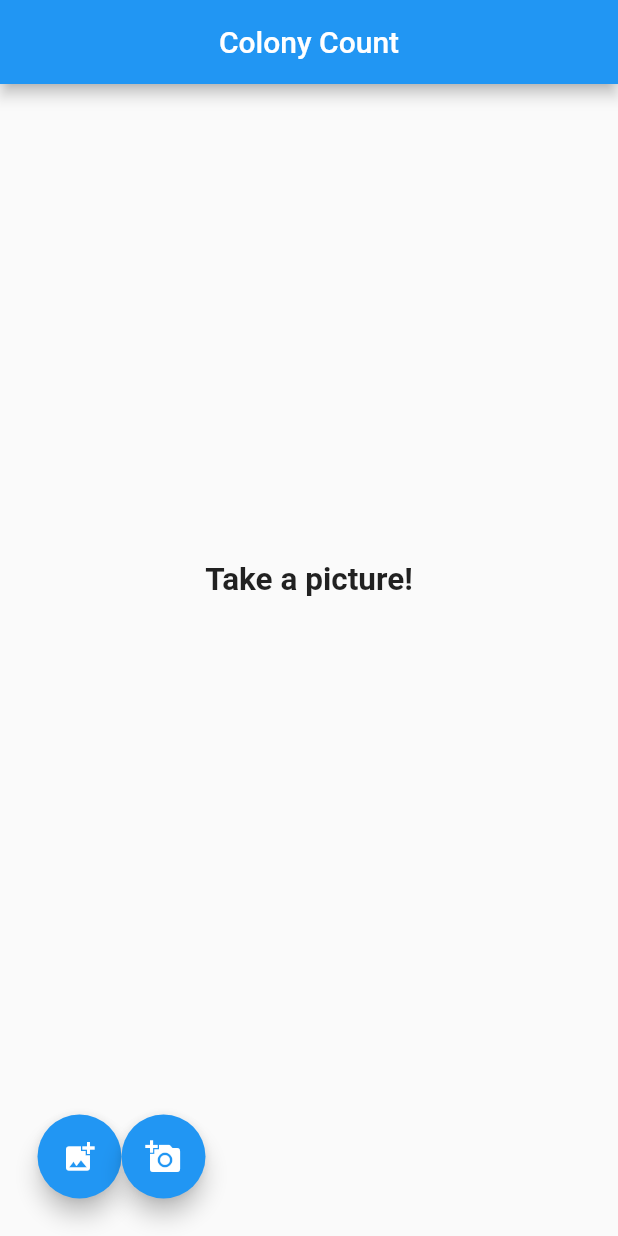
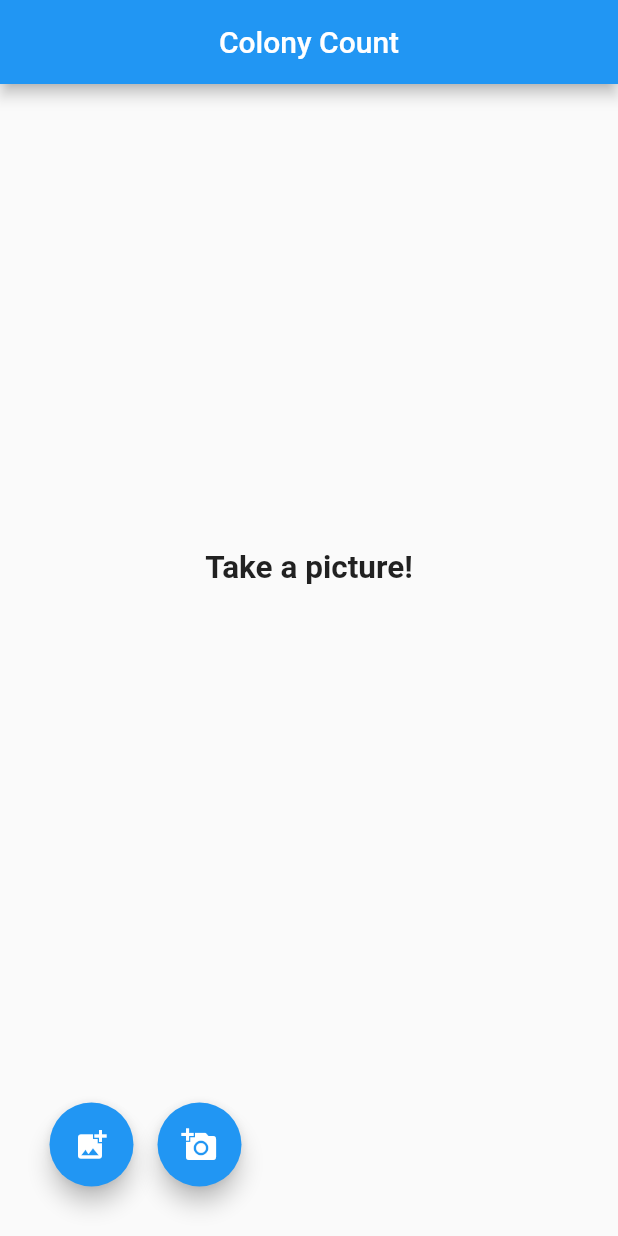
Before and after one commit to chathurach/Colony_Counter, a Flutter app: the screen it shows after launch, after a tap on the "add photo alternate" icon, on a phone screen of 412 x 824 dp. Run offline on Flutter 3.47's test engine with Material 2 defaults, Android fonts, the phone set to English and light mode, and no system bars; our stand-ins replace image_picker; missing offline and left inert: loading_animations, tflite_flutter, tflite_flutter_helper.

Commit message:
added some UI changed with the compute function for calculate the boxes

```diff
--- a/lib/main.dart
+++ b/lib/main.dart
@@ -1,5 +1,4 @@
 import 'dart:async';
-import 'dart:ffi';
 
 import 'package:flutter/foundation.dart';
 import 'package:flutter/material.dart';
@@ -58,17 +57,19 @@ class _HomeState extends State<Home> {
       _image = File(pickedImage.path);
       _imageWidget = Image.file(_image);
       imageInput = img.decodeImage(_image.readAsBytesSync());
-      _imageWidth = imageInput.width.toDouble();
-      _imageHeight = imageInput.height.toDouble();
+      _imageWidth = imageInput.height.toDouble();
+      _imageHeight = imageInput.width.toDouble();
+
       Size imageSize = Size(_imageWidth.toDouble(), _imageHeight.toDouble());
       CameraViewSingleton.inputImageSize = imageSize;
-      double ratio = imageSize.width / imageSize.height;
+      double ratio = imageSize.height / imageSize.width;
       double scWidth = MediaQuery.of(context).size.width;
+
       double scHeigth = scWidth * ratio;
+
       Size screenSize = Size(scWidth, scHeigth);
       CameraViewSingleton.screenSize = screenSize;
-      CameraViewSingleton.ratioY = screenSize.width / imageSize.height;
-      CameraViewSingleton.ratioX = screenSize.height / imageSize.width;
+      CameraViewSingleton.ratioX = screenSize.width / imageSize.width;
 
       setState(() {
         _busy = true;
@@ -159,14 +160,13 @@ class _HomeState extends State<Home> {
 
     List<Rect> locations = BoundingBoxUtils.convert(
       tensor: outputLocations,
+      valueIndex: [0, 1, 3, 2],
       boundingBoxAxis: 2,
       boundingBoxType: BoundingBoxType.CENTER,
       coordinateType: CoordinateType.PIXEL,
       height: inputSize,
       width: inputSize,
     );
-
-    //List<Recognition> recognitions = [];
 
     var gridWidth = _outputShape[0][1];
     // Put variables in to a map to feed to the isolate
@@ -207,6 +207,7 @@ class _HomeState extends State<Home> {
       return Container();
     }
     return Stack(
+      alignment: Alignment.topLeft,
       children: results
           .map((e) => BoxWidget(
                 result: e,
@@ -218,12 +219,19 @@ class _HomeState extends State<Home> {
   Widget imageShow(BuildContext context) {
     Widget child;
     if (_imageWidget != null && !_busy) {
-      child = Column(
+      child = Container(
+        height: MediaQuery.of(context).size.height,
+        child: Column(
           children: [
             Container(
+              alignment: Alignment.topLeft,
               width: MediaQuery.of(context).size.width,
-            height: _imageHeight,
+              //height: _imageHeight,
+              height: _imageHeight *
+                  MediaQuery.of(context).size.width /
+                  _imageWidth,
               child: Stack(
+                alignment: Alignment.topLeft,
                 children: <Widget>[
                   _imageWidget,
                   boundingBoxes(results),
@@ -231,17 +239,33 @@ class _HomeState extends State<Home> {
               ),
             ),
             Expanded(
-            child: Center(
-              child: Text(
+              child: Column(
+                children: [
+                  Text(
                     "Colony Count - " + results.length.toString(),
                     textScaleFactor: 1.5,
                     style: TextStyle(
                       fontWeight: FontWeight.bold,
                     ),
                   ),
+                  Center(
+                    child: FloatingActionButton(
+                      onPressed: () {
+                        setState(() {
+                          _imageWidget = null;
+                          results = null;
+                          //_busy = false;
+                        });
+                      },
+                      tooltip: 'Back',
+                      child: Icon(Icons.arrow_back_rounded),
                     ),
                   ),
                 ],
+              ),
+            ),
+          ],
+        ),
       );
     } else if (!_busy && _imageWidget == null) {
       child = Column(
@@ -261,19 +285,25 @@ class _HomeState extends State<Home> {
             padding: EdgeInsets.all(25.0),
             child: Row(
               children: [
-                FloatingActionButton(
+                Padding(
+                  padding: const EdgeInsets.all(8.0),
+                  child: FloatingActionButton(
                     onPressed: () {
                       getImage(ImageSource.gallery);
                     },
                     tooltip: 'Pick Image Using Gallery',
                     child: Icon(Icons.add_photo_alternate),
                   ),
-                FloatingActionButton(
+                ),
+                Padding(
+                  padding: const EdgeInsets.all(8.0),
+                  child: FloatingActionButton(
                     onPressed: () {
                       getImage(ImageSource.camera);
                     },
                     tooltip: 'Pick Image Using Camera',
                     child: Icon(Icons.add_a_photo),
+                  ),
                 ),
               ],
             ),
--- a/lib/recognition.dart
+++ b/lib/recognition.dart
@@ -36,7 +36,7 @@ class Recognition implements Comparable<Recognition> {
 
     double transLeft = max(0.1,
         CameraViewSingleton.actualPreviewSize.width - location.bottom * ratioX);
-    double transTop = max(0.1, (location.right * ratioY) - 17.0);
+    double transTop = max(0.1, (location.right - 60) * ratioY);
     double transWidth = min(
         location.width * ratioX, CameraViewSingleton.actualPreviewSize.width);
     double transHeight = min(
--- a/lib/runPredictions.dart
+++ b/lib/runPredictions.dart
@@ -1,18 +1,9 @@
 import 'package:yolo_tflite/recognition.dart';
 
-import 'package:flutter/foundation.dart';
 import 'package:flutter/material.dart';
-import 'package:image_picker/image_picker.dart';
-import 'dart:io';
-import 'package:tflite_flutter/tflite_flutter.dart' as tfl;
-import 'package:tflite_flutter_helper/tflite_flutter_helper.dart';
-import 'package:image/image.dart' as img;
-import 'package:yolo_tflite/recognition.dart';
+
 import 'dart:math';
-import 'package:yolo_tflite/box_widget.dart';
-import 'package:yolo_tflite/camera_view_singleton.dart';
-import 'package:flutter/services.dart';
-import 'package:loading_overlay/loading_overlay.dart';
+
 import 'package:yolo_tflite/nms.dart';
 
 List<Recognition> getRecognitions(Map map) {
@@ -54,7 +45,7 @@ List<Recognition> getRecognitions(Map map) {
     }
     // Makes sure the confidence is above the
     // minimum threshold score for each object.
-    if (score > 0.7) {
+    if (score > 0.4) {
       // inverse of rect
       // [locations] corresponds to the inputSize
       // inverseTransformRect transforms it our [inputImage]
@@ -66,14 +57,14 @@ List<Recognition> getRecognitions(Map map) {
           min(inputSize + 0.0, locations[i].bottom));
 
       // Gets the coordinates based on the original image if anything was done to it.
+
       Rect transformedRect = imageProcessor.inverseTransformRect(
         rectAti,
+        _imageWidth.toInt(),
         _imageHeight.toInt(),
-        _imageWidth.toInt(),
       );
 
       recognitions.add(
-        //await compute<[int, String, double, Rect],Rect>(Recognition,[i,label,score,transformedRect]);
         Recognition(i, label, score, transformedRect),
       );
     }
```
Also changed, not shown: lib/camera_view_singleton.dart (+13 -0 lines). Lines whose indentation alone changed are shown as unchanged.
